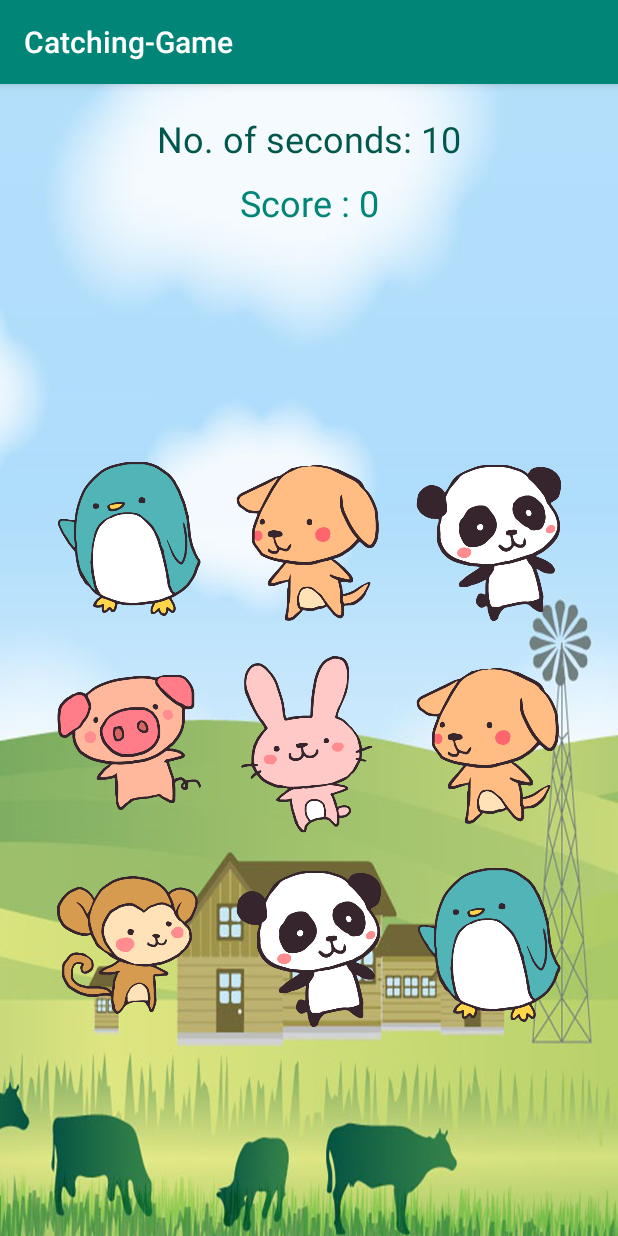
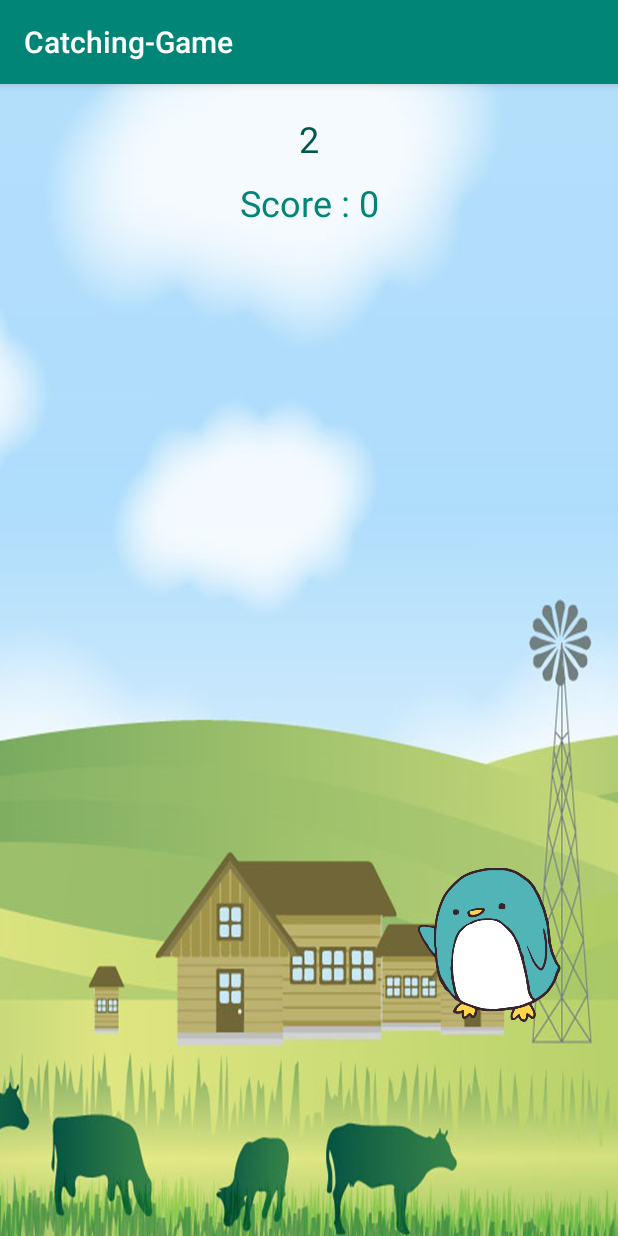
Before and after one commit to MichAca/Catching-Game, an Android app: the screen it shows after launch (MainActivity), on a phone screen of 412 x 824 dp. Run offline under Robolectric (Android 15) with nearby library versions, the phone set to English and light mode, and no system bars.

Commit message:
add app functionality

```diff
--- a/app/src/main/java/com/bordscode/catching_game/MainActivity.kt
+++ b/app/src/main/java/com/bordscode/catching_game/MainActivity.kt
@@ -1,21 +1,90 @@
 package com.bordscode.catching_game
 
+import android.content.DialogInterface
 import android.support.v7.app.AppCompatActivity
 import android.os.Bundle
+import android.os.CountDownTimer
+import android.os.Handler
+import android.support.v7.app.AlertDialog
+import android.view.View
+import android.widget.ImageView
 import kotlinx.android.synthetic.main.activity_main.*
+import java.util.*
+import kotlin.collections.ArrayList
 
 
 class MainActivity : AppCompatActivity() {
+
+    var score = 0;
+    var imageArray = ArrayList<ImageView>()
+    var runnable = Runnable {  }
+    var handler = Handler()
+
 
     override fun onCreate(savedInstanceState: Bundle?) {
         super.onCreate(savedInstanceState)
         setContentView(R.layout.activity_main)
 
-        imageView1.setOnClickListener {
+        imageArray = arrayListOf(imageViewBird1, imageViewBird2, imageViewDog1, imageViewDog2, imageViewMonkey, imageViewPanda1, imageViewPanda2, imageViewPig, imageViewRabbit)
 
+            doProcess()
 
-        }
 
 
     }
+
+    //scoring the game
+    fun scoring (view: View){
+        score++
+        textViewScore.text = "Score: " + score
+    }
+
+
+    fun doProcess(){
+
+        hideImages()
+
+        object : CountDownTimer(10000, 1000) {
+            override fun onFinish() {
+                textViewScore.text = "Time Is Up!"
+                handler.removeCallbacks(runnable) // Remove your callback from your handler
+                for (mgs in imageArray){
+                    mgs.visibility=View.INVISIBLE
+                }
+                val alert= AlertDialog.Builder(this@MainActivity)
+                alert.setTitle("Do you want to play Again??")
+                alert.setMessage("Are you Sure")
+                alert.setPositiveButton("Yes"){ dialog: DialogInterface, which: Int -> run{
+                    textViewScore.text="0"
+                    score = 0
+                    doProcess()
+                }}
+                alert.setNegativeButton("No"){ dialog: DialogInterface, which: Int -> ""}//Toast.makeText(this@MainActivity,"Great",Toast.LENGTH_LONG).show()
+                alert.show()
+            }
+
+            // count down
+            override fun onTick(millisUntilFinished: Long) {
+                var x = millisUntilFinished / 1000
+                textViewTimer.text = x.toString()
+            }
+        }.start()
+    }
+
+    fun hideImages(){
+        runnable=object : Runnable{
+            override fun run() {
+                for (imgs in imageArray){
+                    imgs.visibility= View.INVISIBLE
+                }
+                val random= Random()
+                val index=random.nextInt(5)
+                imageArray[index].visibility= View.VISIBLE
+                handler.postDelayed(this,500)
+            }
+
+        }
+        handler.post(runnable)
+
+    }
 }
--- a/app/src/main/res/layout/activity_main.xml
+++ b/app/src/main/res/layout/activity_main.xml
@@ -41,79 +41,87 @@
         app:layout_constraintBottom_toBottomOf="parent"
         app:layout_constraintEnd_toEndOf="parent"
         app:layout_constraintStart_toStartOf="parent"
-        app:layout_constraintTop_toBottomOf="@+id/textViewScore"
-    >
+        app:layout_constraintTop_toBottomOf="@+id/textViewScore">
 
         <ImageView
-            android:id="@+id/imageView1"
+            android:id="@+id/imageViewBird1"
             android:layout_width="120dp"
             android:layout_height="135dp"
             android:layout_row="0"
             android:layout_column="0"
-            app:srcCompat="@drawable/bird"/>
+            app:srcCompat="@drawable/bird"
+            android:onClick="scoring"/>
 
         <ImageView
-            android:id="@+id/imageView2"
+            android:id="@+id/imageViewDog1"
             android:layout_width="120dp"
             android:layout_height="135dp"
             android:layout_row="0"
             android:layout_column="1"
-            app:srcCompat="@drawable/dog"/>
+            app:srcCompat="@drawable/dog"
+            android:onClick="scoring"/>
 
         <ImageView
-            android:id="@+id/imageView3"
+            android:id="@+id/imageViewPanda1"
             android:layout_width="120dp"
             android:layout_height="135dp"
             android:layout_row="0"
             android:layout_column="2"
-            app:srcCompat="@drawable/panda"/>
+            app:srcCompat="@drawable/panda"
+            android:onClick="scoring"/>
 
         <ImageView
-            android:id="@+id/imageView4"
+            android:id="@+id/imageViewPig"
             android:layout_width="120dp"
             android:layout_height="135dp"
             android:layout_row="1"
             android:layout_column="0"
-            app:srcCompat="@drawable/pig"/>
+            app:srcCompat="@drawable/pig"
+            android:onClick="scoring"/>
 
         <ImageView
-            android:id="@+id/imageView5"
+            android:id="@+id/imageViewRabbit"
             android:layout_width="120dp"
             android:layout_height="135dp"
             android:layout_row="1"
             android:layout_column="1"
-            app:srcCompat="@drawable/rabbit"/>
+            app:srcCompat="@drawable/rabbit"
+            android:onClick="scoring"/>
 
         <ImageView
-            android:id="@+id/imageView6"
+            android:id="@+id/imageViewDog2"
             android:layout_width="120dp"
             android:layout_height="135dp"
             android:layout_row="1"
             android:layout_column="2"
-            app:srcCompat="@drawable/dog"/>
+            app:srcCompat="@drawable/dog"
+            android:onClick="scoring"/>
         <ImageView
-            android:id="@+id/imageView7"
+            android:id="@+id/imageViewMonkey"
             android:layout_width="120dp"
             android:layout_height="135dp"
             android:layout_row="2"
             android:layout_column="0"
-            app:srcCompat="@drawable/monkey"/>
+            app:srcCompat="@drawable/monkey"
+            android:onClick="scoring"/>
 
         <ImageView
-            android:id="@+id/imageView8"
+            android:id="@+id/imageViewPanda2"
             android:layout_width="120dp"
             android:layout_height="135dp"
             android:layout_row="2"
             android:layout_column="1"
-            app:srcCompat="@drawable/panda"/>
+            app:srcCompat="@drawable/panda"
+            android:onClick="scoring"/>
 
         <ImageView
-            android:id="@+id/imageView9"
+            android:id="@+id/imageViewBird2"
             android:layout_width="120dp"
             android:layout_height="135dp"
             android:layout_row="2"
             android:layout_column="2"
-            app:srcCompat="@drawable/bird"/>
+            app:srcCompat="@drawable/bird"
+            android:onClick="scoring"/>
 
 
     </GridLayout>
```
